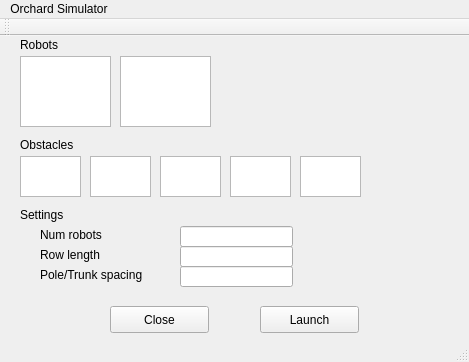
First picture: the form in gui/mainwindow.ui, repository gdsl/SOFTENG-306-PROJECT-1, before the edit.
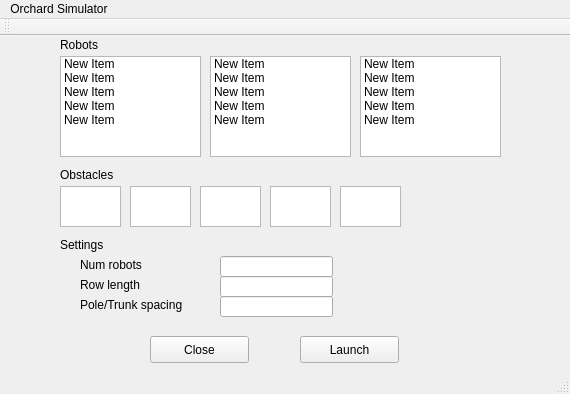
Second picture: the form after the edit.

Commit message: updated gui to use listwidget

What changed in the file:
```diff
--- a/gui/mainwindow.ui
+++ b/gui/mainwindow.ui
@@ -6,8 +6,8 @@
    <rect>
     <x>0</x>
     <y>0</y>
-    <width>469</width>
-    <height>362</height>
+    <width>570</width>
+    <height>394</height>
    </rect>
   </property>
   <property name="windowTitle">
@@ -17,7 +17,7 @@
    <widget class="QLabel" name="robotLabel">
     <property name="geometry">
      <rect>
-      <x>20</x>
+      <x>60</x>
       <y>0</y>
       <width>67</width>
       <height>17</height>
@@ -27,31 +27,11 @@
      <string>Robots</string>
     </property>
    </widget>
-   <widget class="QTextEdit" name="robotPanel1">
-    <property name="geometry">
-     <rect>
-      <x>20</x>
-      <y>20</y>
-      <width>91</width>
-      <height>71</height>
-     </rect>
-    </property>
-   </widget>
-   <widget class="QTextEdit" name="robotPanel2">
-    <property name="geometry">
-     <rect>
-      <x>120</x>
-      <y>20</y>
-      <width>91</width>
-      <height>71</height>
-     </rect>
-    </property>
-   </widget>
    <widget class="QLabel" name="obstacleLabel">
     <property name="geometry">
      <rect>
-      <x>20</x>
-      <y>100</y>
+      <x>60</x>
+      <y>130</y>
       <width>81</width>
       <height>17</height>
      </rect>
@@ -63,8 +43,8 @@
    <widget class="QTextEdit" name="obstaclePanel1">
     <property name="geometry">
      <rect>
-      <x>20</x>
-      <y>120</y>
+      <x>60</x>
+      <y>150</y>
       <width>61</width>
       <height>41</height>
      </rect>
@@ -73,8 +53,8 @@
    <widget class="QTextEdit" name="obstaclePanel2">
     <property name="geometry">
      <rect>
-      <x>90</x>
-      <y>120</y>
+      <x>130</x>
+      <y>150</y>
       <width>61</width>
       <height>41</height>
      </rect>
@@ -83,8 +63,8 @@
    <widget class="QTextEdit" name="obstaclePanel3">
     <property name="geometry">
      <rect>
-      <x>160</x>
-      <y>120</y>
+      <x>200</x>
+      <y>150</y>
       <width>61</width>
       <height>41</height>
      </rect>
@@ -93,8 +73,8 @@
    <widget class="QTextEdit" name="obstaclePanel4">
     <property name="geometry">
      <rect>
-      <x>230</x>
-      <y>120</y>
+      <x>270</x>
+      <y>150</y>
       <width>61</width>
       <height>41</height>
      </rect>
@@ -103,8 +83,8 @@
    <widget class="QTextEdit" name="obstaclePanel5">
     <property name="geometry">
      <rect>
-      <x>300</x>
-      <y>120</y>
+      <x>340</x>
+      <y>150</y>
       <width>61</width>
       <height>41</height>
      </rect>
@@ -113,8 +93,8 @@
    <widget class="QLabel" name="settingsLabel">
     <property name="geometry">
      <rect>
-      <x>20</x>
-      <y>170</y>
+      <x>60</x>
+      <y>200</y>
       <width>67</width>
       <height>17</height>
      </rect>
@@ -126,8 +106,8 @@
    <widget class="QLabel" name="numRobotsLabel">
     <property name="geometry">
      <rect>
-      <x>40</x>
-      <y>190</y>
+      <x>80</x>
+      <y>220</y>
       <width>101</width>
       <height>17</height>
      </rect>
@@ -139,8 +119,8 @@
    <widget class="QLabel" name="rowLengthLabel">
     <property name="geometry">
      <rect>
-      <x>40</x>
-      <y>210</y>
+      <x>80</x>
+      <y>240</y>
       <width>101</width>
       <height>17</height>
      </rect>
@@ -152,8 +132,8 @@
    <widget class="QLabel" name="spacingLabel">
     <property name="geometry">
      <rect>
-      <x>40</x>
-      <y>230</y>
+      <x>80</x>
+      <y>260</y>
       <width>131</width>
       <height>17</height>
      </rect>
@@ -165,8 +145,8 @@
    <widget class="QLineEdit" name="numRobotsField">
     <property name="geometry">
      <rect>
-      <x>180</x>
-      <y>190</y>
+      <x>220</x>
+      <y>220</y>
       <width>113</width>
       <height>21</height>
      </rect>
@@ -175,8 +155,8 @@
    <widget class="QLineEdit" name="rowLengthField">
     <property name="geometry">
      <rect>
-      <x>180</x>
-      <y>210</y>
+      <x>220</x>
+      <y>240</y>
       <width>113</width>
       <height>21</height>
      </rect>
@@ -185,8 +165,8 @@
    <widget class="QLineEdit" name="spacingField">
     <property name="geometry">
      <rect>
-      <x>180</x>
-      <y>230</y>
+      <x>220</x>
+      <y>260</y>
       <width>113</width>
       <height>21</height>
      </rect>
@@ -195,8 +175,8 @@
    <widget class="QPushButton" name="closeButton">
     <property name="geometry">
      <rect>
-      <x>110</x>
-      <y>270</y>
+      <x>150</x>
+      <y>300</y>
       <width>99</width>
       <height>27</height>
      </rect>
@@ -208,8 +188,8 @@
    <widget class="QPushButton" name="launchButton">
     <property name="geometry">
      <rect>
-      <x>260</x>
-      <y>270</y>
+      <x>300</x>
+      <y>300</y>
       <width>99</width>
       <height>27</height>
      </rect>
@@ -218,13 +198,118 @@
      <string>Launch</string>
     </property>
    </widget>
+   <widget class="QListWidget" name="robotList1">
+    <property name="geometry">
+     <rect>
+      <x>60</x>
+      <y>20</y>
+      <width>141</width>
+      <height>101</height>
+     </rect>
+    </property>
+    <item>
+     <property name="text">
+      <string>New Item</string>
+     </property>
+    </item>
+    <item>
+     <property name="text">
+      <string>New Item</string>
+     </property>
+    </item>
+    <item>
+     <property name="text">
+      <string>New Item</string>
+     </property>
+    </item>
+    <item>
+     <property name="text">
+      <string>New Item</string>
+     </property>
+    </item>
+    <item>
+     <property name="text">
+      <string>New Item</string>
+     </property>
+    </item>
+   </widget>
+   <widget class="QListWidget" name="robotList2">
+    <property name="geometry">
+     <rect>
+      <x>210</x>
+      <y>20</y>
+      <width>141</width>
+      <height>101</height>
+     </rect>
+    </property>
+    <item>
+     <property name="text">
+      <string>New Item</string>
+     </property>
+    </item>
+    <item>
+     <property name="text">
+      <string>New Item</string>
+     </property>
+    </item>
+    <item>
+     <property name="text">
+      <string>New Item</string>
+     </property>
+    </item>
+    <item>
+     <property name="text">
+      <string>New Item</string>
+     </property>
+    </item>
+    <item>
+     <property name="text">
+      <string>New Item</string>
+     </property>
+    </item>
+   </widget>
+   <widget class="QListWidget" name="robotList3">
+    <property name="geometry">
+     <rect>
+      <x>360</x>
+      <y>20</y>
+      <width>141</width>
+      <height>101</height>
+     </rect>
+    </property>
+    <item>
+     <property name="text">
+      <string>New Item</string>
+     </property>
+    </item>
+    <item>
+     <property name="text">
+      <string>New Item</string>
+     </property>
+    </item>
+    <item>
+     <property name="text">
+      <string>New Item</string>
+     </property>
+    </item>
+    <item>
+     <property name="text">
+      <string>New Item</string>
+     </property>
+    </item>
+    <item>
+     <property name="text">
+      <string>New Item</string>
+     </property>
+    </item>
+   </widget>
   </widget>
   <widget class="QMenuBar" name="menuBar">
    <property name="geometry">
     <rect>
      <x>0</x>
      <y>0</y>
-     <width>469</width>
+     <width>570</width>
      <height>25</height>
     </rect>
    </property>
```
